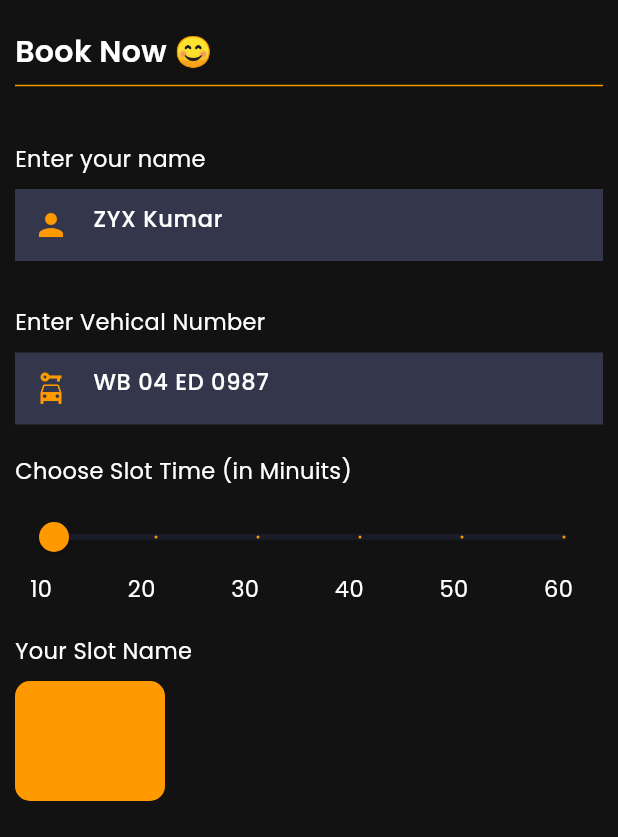
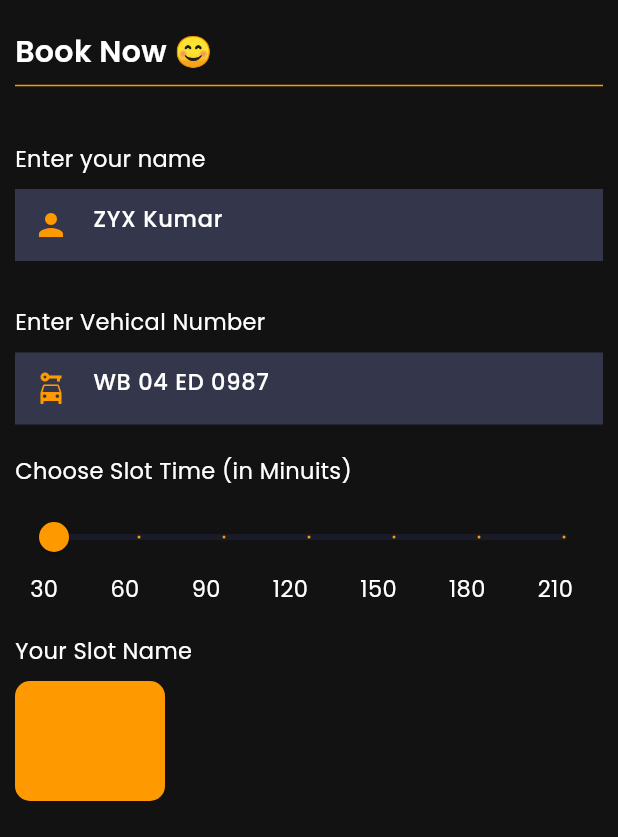
Before and after one commit to MrNitishroy/Car-Parking-System, a Flutter app: the BookingPage screen opened directly with empty values, on a phone screen of 412 x 824 dp, the part 399-1236 px from its top. Run offline on Flutter 3.47's test engine with Material 3 defaults, Android fonts, the phone set to English and light mode, and no system bars; our stand-ins replace chewie, cloud_firestore, firebase_auth, firebase_core, flutter_svg, fluttertoast and 4 more; missing offline and left inert: another_dashed_container; accounts and stored records are empty.

```diff
--- a/lib/Controller/ParkingController.dart
+++ b/lib/Controller/ParkingController.dart
@@ -22,8 +22,8 @@ class ParkingController extends GetxController {
   RxList<ParkingModel> parkingList = RxList<ParkingModel>();
   RxList<ParkingModel> yourBooking = RxList<ParkingModel>();
   RxBool isYourCarParked = false.obs;
-  RxDouble time = 10.0.obs;
-  RxDouble amount = 50.0.obs;
+  RxDouble time = 30.0.obs;
+  RxDouble amount = 1.5.obs;
   RxBool isLoading = false.obs;
   Rx<ParkingModel> parkingSlot0 = ParkingModel().obs;
   Rx<ParkingModel> parkingSlot1 = ParkingModel().obs;
--- a/lib/Controller/SplaceController.dart
+++ b/lib/Controller/SplaceController.dart
@@ -10,7 +10,7 @@ class SplaceController extends GetxController {
   }
   AuthController  authController = Get.put(AuthController());
   Future<void> splaceHandle() async {
-    await Future.delayed(Duration(seconds: 3));
+    await Future.delayed(Duration(seconds: 10));
     if(authController.auth.currentUser != null){
       Get.offAll(HomePage());
     }else{
--- a/lib/Pages/BookingPage/BookingPage.dart
+++ b/lib/Pages/BookingPage/BookingPage.dart
@@ -136,23 +136,24 @@ class BookingPage extends StatelessWidget {
                 value: parkingController.time.value,
                 onChanged: (v) {
                   parkingController.time.value = v;
-                  parkingController.amount.value = v * 5;
+                  parkingController.amount.value = v * .05;
                 },
-                divisions: 5,
-                min: 10,
-                max: 60,
+                divisions: 6,
+                min: 30,
+                max: 210,
               ),),
               const Padding(
                 padding: const EdgeInsets.only(left: 10, right: 20),
                 child: Row(
                   mainAxisAlignment: MainAxisAlignment.spaceBetween,
                   children: [
-                    Text("10"),
-                    Text("20"),
                     Text("30"),
-                    Text("40"),
-                    Text("50"),
                     Text("60"),
+                    Text("90"),
+                    Text("120"),
+                    Text("150"),
+                    Text("180"),
+                    Text("210"),
                   ],
                 ),
               ),
@@ -205,7 +206,7 @@ class BookingPage extends StatelessWidget {
                         children: [
                          Image.asset("Assets/Icons/currency.png",width: 40,),
                         Obx(() =>   Text(
-                            "${parkingController.amount.value}",
+                            "${parkingController.amount.value.toStringAsFixed(2)}",
                             style: TextStyle(
                               fontSize: 40,
                               fontWeight: FontWeight.w700,
```
Also changed, not shown: lib/Controller/CctvController.dart (+23 -0 lines), lib/Pages/CCTVPage/CctvPage.dart (+7 -30 lines), 1 other file.
